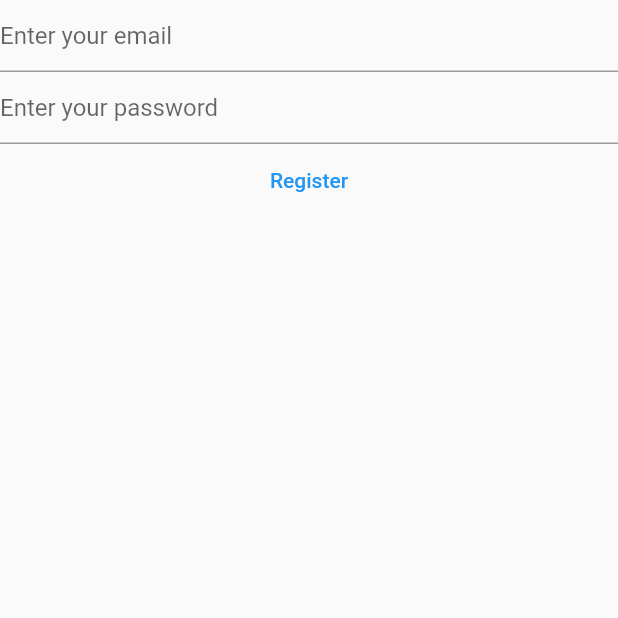
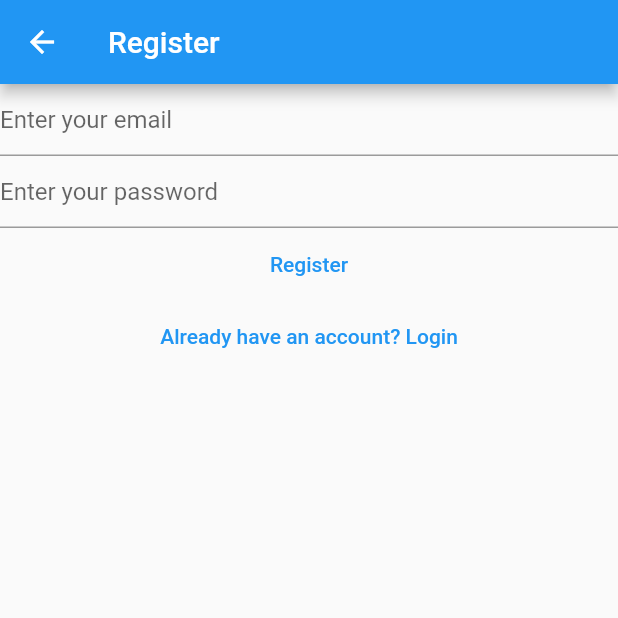
Before and after one commit to d3vluqman/personal_notes, a Flutter app: the RegisterView screen opened directly, on a phone screen of 412 x 824 dp, the top half of it. Run offline on Flutter 3.47's test engine with Material 2 defaults, Android fonts, the light colour scheme and no system bars; our stand-ins replace firebase_auth, firebase_core; accounts and stored records are empty.

Commit message:
add cta to login if already a registered user

```diff
--- a/lib/views/register_view.dart
+++ b/lib/views/register_view.dart
@@ -28,7 +28,11 @@ class _RegisterViewState extends State<RegisterView> {
 
   @override
   Widget build(BuildContext context) {
-    return Column(
+    return Scaffold(
+      appBar: AppBar(
+        title: const Text("Register"),
+      ),
+      body: Column(
         children: [
           TextField(
             controller: _email,
@@ -71,7 +75,14 @@ class _RegisterViewState extends State<RegisterView> {
             },
             child: const Text("Register"),
           ),
+          TextButton(
+              onPressed: () {
+                Navigator.of(context)
+                    .pushNamedAndRemoveUntil("/login", (route) => false);
+              },
+              child: Text("Already have an account? Login"))
         ],
+      ),
     );
   }
 }
```
Lines whose indentation alone changed are shown as unchanged.
